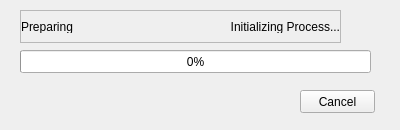
The window that enmapbox/apps/the_lmu_app/GUI_ProgressBar.ui (jakimowb/enmapbox_testmigration2) describes before a commit, drawn with Qt 5.
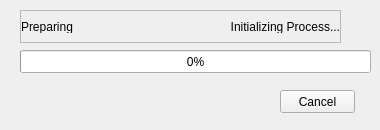
The same window after the commit.

Patch:
```diff
--- a/enmapbox/apps/the_lmu_app/GUI_ProgressBar.ui
+++ b/enmapbox/apps/the_lmu_app/GUI_ProgressBar.ui
@@ -9,7 +9,7 @@
    <rect>
     <x>0</x>
     <y>0</y>
-    <width>400</width>
+    <width>380</width>
     <height>130</height>
    </rect>
   </property>
@@ -21,13 +21,13 @@
   </property>
   <property name="minimumSize">
    <size>
-    <width>400</width>
+    <width>380</width>
     <height>130</height>
    </size>
   </property>
   <property name="maximumSize">
    <size>
-    <width>400</width>
+    <width>380</width>
     <height>130</height>
    </size>
   </property>
@@ -50,7 +50,7 @@
   <widget class="QPushButton" name="cmdCancel">
    <property name="geometry">
     <rect>
-     <x>300</x>
+     <x>280</x>
      <y>90</y>
      <width>75</width>
      <height>23</height>
```
